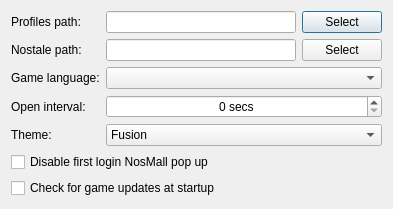
The window that Launcher/src/gui/settingsdialog.ui (hatz2/GflessClient) describes before a commit, drawn with Qt 5.
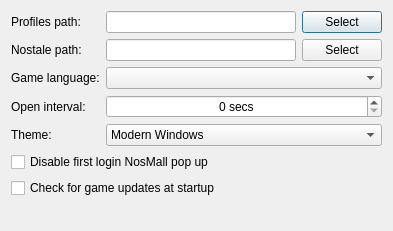
The same window after the commit.

```diff
--- a/Launcher/src/gui/settingsdialog.ui
+++ b/Launcher/src/gui/settingsdialog.ui
@@ -7,7 +7,7 @@
     <x>0</x>
     <y>0</y>
     <width>393</width>
-    <height>203</height>
+    <height>231</height>
    </rect>
   </property>
   <property name="windowTitle">
@@ -121,6 +121,11 @@
      </item>
      <item row="4" column="1">
       <widget class="QComboBox" name="themeComboBox">
+       <item>
+        <property name="text">
+         <string>Modern Windows</string>
+        </property>
+       </item>
        <item>
         <property name="text">
          <string>Fusion</string>
```
Left out of the diff: 4 changed lines with no effect on the pictures.
